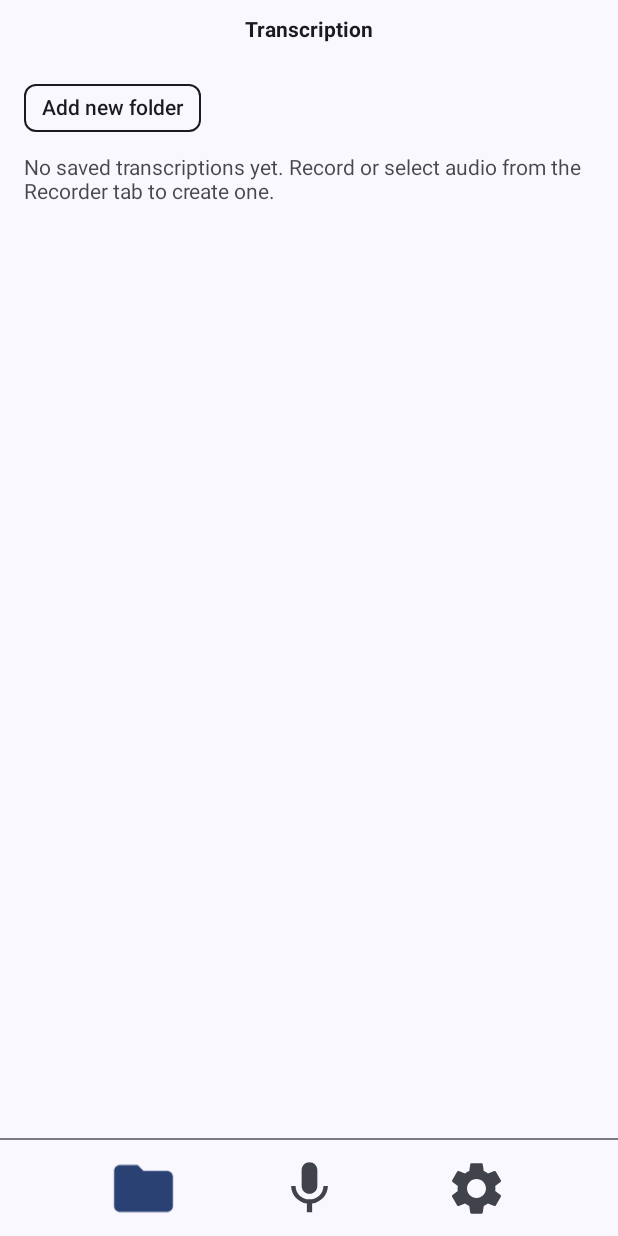
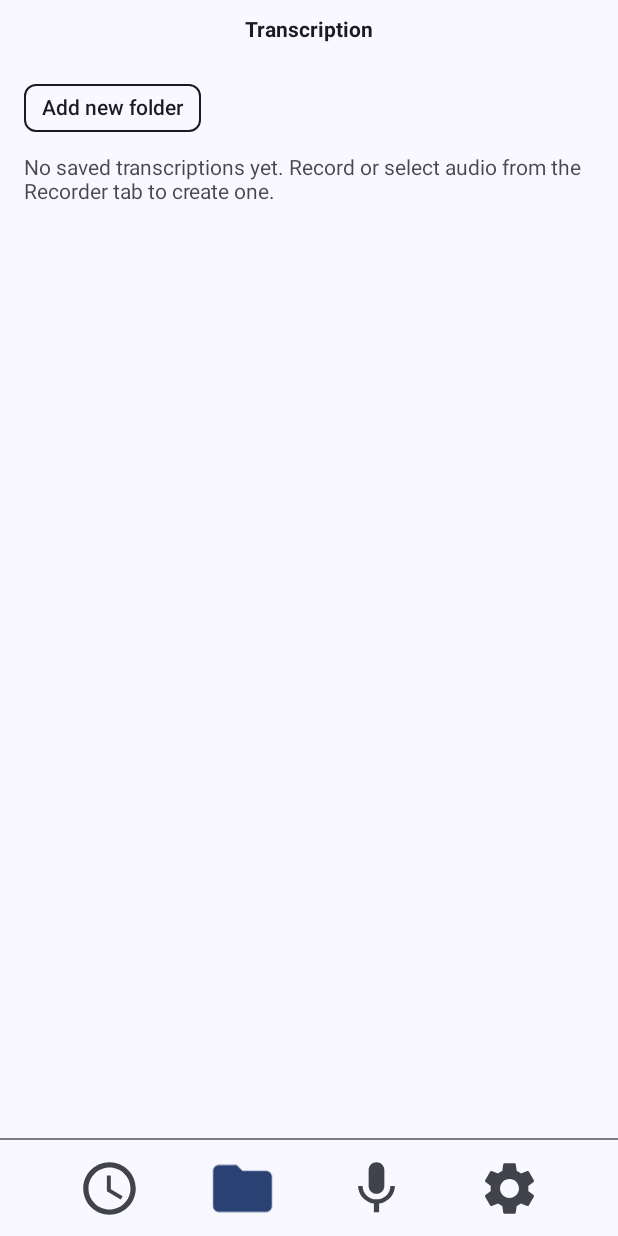
Before and after one commit to Sham-Naq/whisper_kotlin, an Android app built with Jetpack Compose: the screen it shows after launch (MainActivity), after a tap on "Transcription", on a phone screen of 412 x 824 dp. Run offline under Robolectric (Android 15) with nearby library versions, the phone set to English and light mode, and no system bars; pictures from the network do not load; 1 other tap on this screen came first.

Commit message:
recents tab added

```diff
--- a/app/src/main/java/com/example/whisper_kotlin/MainActivity.kt
+++ b/app/src/main/java/com/example/whisper_kotlin/MainActivity.kt
@@ -14,6 +14,7 @@ import androidx.compose.foundation.text.BasicText
 import androidx.compose.material.*
 import androidx.compose.material.icons.Icons
 import androidx.compose.material.icons.filled.Mic
+import androidx.compose.material.icons.filled.AccessTime
 import androidx.compose.animation.AnimatedContent
 import androidx.compose.animation.ExperimentalAnimationApi
 import androidx.compose.animation.core.animateFloatAsState
@@ -113,6 +114,7 @@ class MainActivity : ComponentActivity() {
 }
 
 private enum class BottomTab(val route: String, val header: String) {
+    Recents(route = "recents", header = "Recents"),
     Transcription(route = "transcription", header = "Transcription"),
     Recorder(route = "recorder", header = "Recorder"),
     Settings(route = "settings", header = "Settings")
@@ -125,6 +127,7 @@ enum class ThemePreference {
 }
 
 private val bottomTabOrder: List<BottomTab> = listOf(
+    BottomTab.Recents,
     BottomTab.Transcription,
     BottomTab.Recorder,
     BottomTab.Settings
@@ -156,7 +159,7 @@ private fun BottomNavigationBar(
                 .background(dividerColor)
         )
 
-        // Navigation icons row
+    // Navigation icons row
         Row(
             modifier = Modifier
                 .fillMaxWidth()
@@ -165,6 +168,16 @@ private fun BottomNavigationBar(
             horizontalArrangement = Arrangement.SpaceEvenly,
             verticalAlignment = Alignment.CenterVertically
         ) {
+            // Recents tab (left-most)
+            NavigationIcon(
+                tab = BottomTab.Recents,
+                isSelected = activeTab == BottomTab.Recents,
+                isViewingDetail = isViewingDetail,
+                activeIconColor = activeIconColor,
+                inactiveIconColor = inactiveIconColor,
+                onClick = { onTabClick(BottomTab.Recents) }
+            )
+
             // Transcription tab
             NavigationIcon(
                 tab = BottomTab.Transcription,
@@ -208,6 +221,7 @@ private fun NavigationIcon(
     onClick: () -> Unit
 ) {
     val icon = when (tab) {
+        BottomTab.Recents -> Icons.Filled.AccessTime
         BottomTab.Transcription -> Icons.Filled.Folder
         BottomTab.Recorder -> Icons.Filled.Mic
         BottomTab.Settings -> Icons.Filled.Settings
@@ -404,11 +418,23 @@ private fun HomeScreen() {
                     label = "tabAnimation"
                 ) { tab ->
                     when (tab) {
+                        BottomTab.Recents -> {
+                            RecentsScreen(
+                                modifier = Modifier.fillMaxSize(),
+                                textColor = primaryTextColor,
+                                viewModel = transcriptionViewModel,
+                                onOpenTranscription = { id ->
+                                    // Stay on Recents; just show the detail overlay
+                                    detailEntryId = id
+                                }
+                            )
+                        }
                         BottomTab.Transcription -> {
                             TranscriptionScreen(
                                 modifier = Modifier.fillMaxSize(),
                                 textColor = primaryTextColor,
                                 viewModel = transcriptionViewModel,
+                                isDetailVisible = detailEntry != null,
                                 onOpenTranscription = { id ->
                                     activeTab = BottomTab.Transcription
                                     detailEntryId = id
--- a/app/src/main/java/com/example/whisper_kotlin/ui/TranscriptionScreen.kt
+++ b/app/src/main/java/com/example/whisper_kotlin/ui/TranscriptionScreen.kt
@@ -81,6 +81,7 @@ fun TranscriptionScreen(
     modifier: Modifier = Modifier,
     textColor: Color,
     viewModel: TranscriptionViewModel = viewModel(),
+    isDetailVisible: Boolean = false,
     onOpenTranscription: (Long) -> Unit = {}
 ) {
     val uiState by viewModel.uiState.collectAsState()
@@ -102,8 +103,9 @@ fun TranscriptionScreen(
         val progress = uiState.progress
         val statusMessage = uiState.statusMessage
 
-        // Back: exit selection first; otherwise navigate up a folder when inside one
-        BackHandler(enabled = selectionMode || uiState.currentFolderId != null) {
+        // Back: if a detail overlay is visible, let the parent handle it; otherwise
+        // exit selection first; else navigate up a folder when inside one
+        BackHandler(enabled = (selectionMode || uiState.currentFolderId != null) && !isDetailVisible) {
             if (selectionMode) {
                 selectionMode = false
                 selectedFolderIds = emptySet()
```
Also changed, not shown: app/src/main/java/com/example/whisper_kotlin/ui/RecentsScreen.kt (added, +144 -0 lines).
